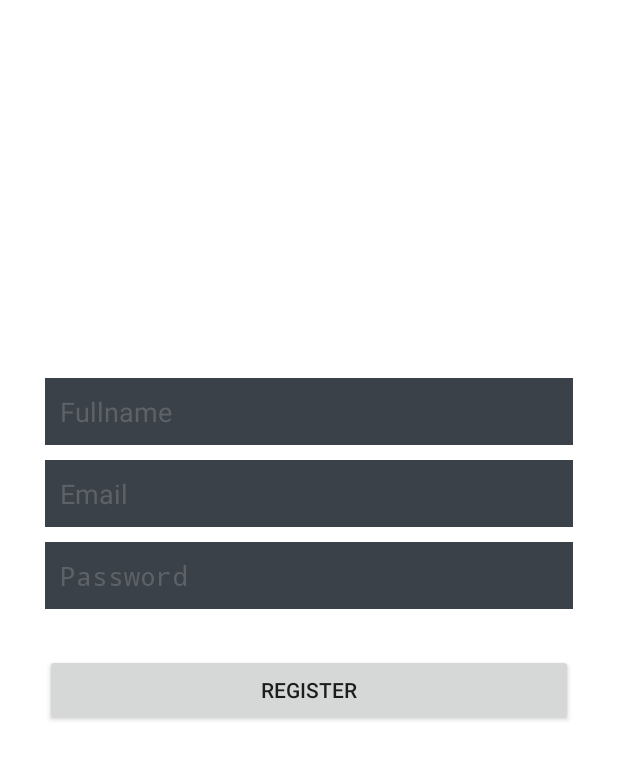
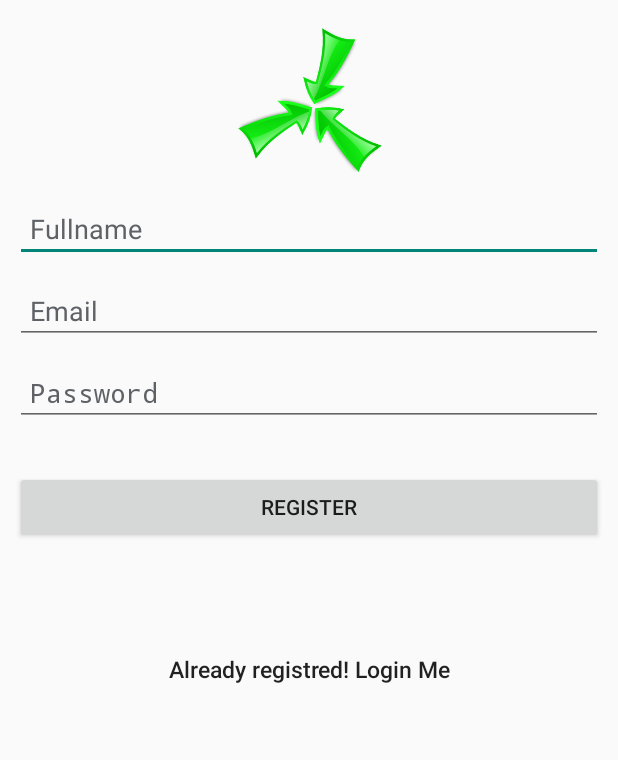
Before and after one commit to GrubyJohny/ProjectZPI, an Android app: the RegisterActivity screen opened directly, with no data from a screen before it, on a phone screen of 412 x 824 dp. Shown: the top 760 px of the screen. Run offline under Robolectric (Android 15) with nearby library versions, the phone set to English and light mode, and no system bars; our stand-ins replace Volley; libraries missing offline, so code that uses them is left out: com.facebook, com.facebook.login; network calls fail.

Commit message:
drobne poprawki

```diff
--- a/app/src/main/java/zpi/squad/app/grouploc/GroupFragment.java
+++ b/app/src/main/java/zpi/squad/app/grouploc/GroupFragment.java
@@ -28,6 +28,7 @@ import com.android.volley.ServerError;
 import com.android.volley.TimeoutError;
 import com.android.volley.VolleyError;
 import com.android.volley.toolbox.StringRequest;
+import com.facebook.internal.GraphUtil;
 
 import org.json.JSONArray;
 import org.json.JSONException;
@@ -129,9 +130,11 @@ public class GroupFragment extends Fragment {
     public static void getGroupsByName(final Activity activity, final GroupAdapter adapter, final String text) {
         final String TAG = "Requesting for list of groups";
 
+
         StringRequest request = new StringRequest(Request.Method.POST, AppConfig.URL_LOGIN, new Response.Listener<String>() {
             @Override
             public void onResponse(String response) {
+
 
                 Log.d(TAG, response);
 
@@ -146,6 +149,7 @@ public class GroupFragment extends Fragment {
                         String adminName;
                         String created_at;
 
+
                         for(int i=0; i<jsonGroups.length(); i++){
                             gObj = jsonGroups.getJSONObject(i);
                             gid = gObj.getInt("gid");
@@ -156,7 +160,6 @@ public class GroupFragment extends Fragment {
                             Log.e("group added. Id:", ""+(gid));
                             GroupList group = new GroupList(gid, gname, adminId, adminName, created_at);
                             groupAdapter.add(group);
-
                         }
 
                     } else {
--- a/app/src/main/java/zpi/squad/app/grouploc/SessionManager.java
+++ b/app/src/main/java/zpi/squad/app/grouploc/SessionManager.java
@@ -18,7 +18,7 @@ public class SessionManager {
 
     int PRIVATE_MODE = 0;
 
-    private static int hintsLeft = 6;
+    private static int hintsLeft = 3;
 
     private static final String PREF_NAME = "userInfo";
 
--- a/app/src/main/res/layout/activity_register.xml
+++ b/app/src/main/res/layout/activity_register.xml
@@ -2,25 +2,26 @@
 <LinearLayout xmlns:android="http://schemas.android.com/apk/res/android"
     android:layout_width="fill_parent"
     android:layout_height="fill_parent"
-    android:background="@color/white"
-    android:gravity="center"
     android:orientation="vertical"
     android:padding="10dp" >
+
+    <ImageView
+        android:id="@+id/logo"
+        android:layout_width="match_parent"
+        android:layout_height="120dp"
+        android:src="@drawable/logozpi" />
 
     <LinearLayout
         android:layout_width="fill_parent"
         android:layout_height="wrap_content"
         android:layout_gravity="center"
-        android:orientation="vertical"
-        android:paddingLeft="20dp"
-        android:paddingRight="20dp" >
+        android:orientation="vertical" >
 
         <EditText
             android:id="@+id/name"
             android:layout_width="fill_parent"
             android:layout_height="wrap_content"
             android:layout_marginBottom="10dp"
-            android:background="@color/input_register_bg"
             android:hint="@string/hint_name"
             android:padding="10dp"
             android:singleLine="true"
@@ -33,7 +34,6 @@
             android:layout_width="fill_parent"
             android:layout_height="wrap_content"
             android:layout_marginBottom="10dp"
-            android:background="@color/input_register_bg"
             android:hint="@string/hint_email"
             android:inputType="textEmailAddress"
             android:padding="10dp"
@@ -46,7 +46,6 @@
             android:layout_width="fill_parent"
             android:layout_height="wrap_content"
             android:layout_marginBottom="10dp"
-            android:background="@color/input_register_bg"
             android:hint="@string/hint_password"
             android:inputType="textPassword"
             android:padding="10dp"
@@ -70,11 +69,10 @@
             android:id="@+id/btnLinkToLoginScreen"
             android:layout_width="fill_parent"
             android:layout_height="wrap_content"
-            android:layout_marginTop="40dip"
+            android:layout_marginTop="60dp"
             android:background="@null"
             android:text="@string/btn_link_to_login"
             android:textAllCaps="false"
-            android:textColor="@color/white"
             android:textSize="15dp" />
     </LinearLayout>
 
```
Also changed, not shown: app/src/main/java/zpi/squad/app/grouploc/MainActivity.java (+54 -50 lines), app/src/main/res/layout/activity_login.xml (+5 -4 lines).
